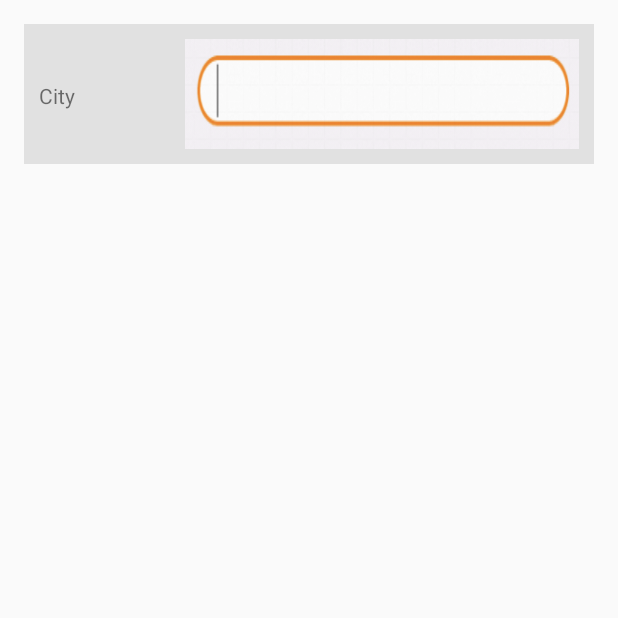
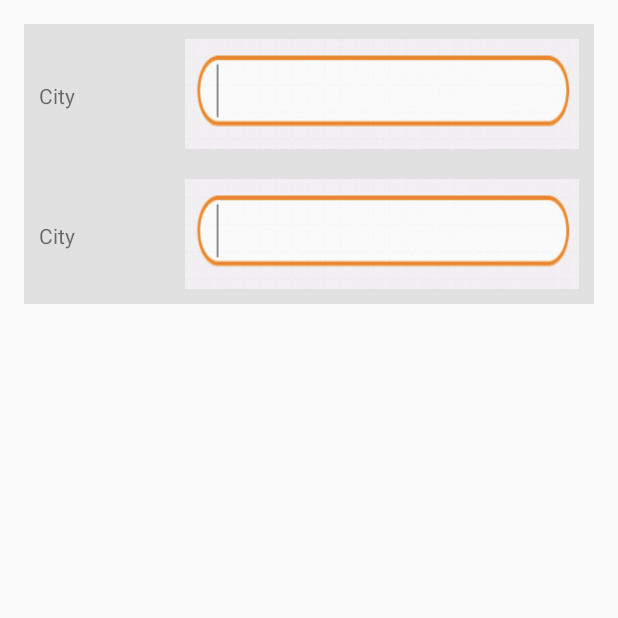
Before and after one commit to SorSafe/RealRunner, an Android app: the Google screen opened directly, with no data from a screen before it, on a phone screen of 412 x 824 dp, the top half of it. Run offline under Robolectric (Android 15) with nearby library versions, the light colour scheme and no system bars.

Commit message:
edit main activity & profile

```diff
--- a/app/src/main/java/com/example/acerth/realrunner/Tab_Profile.java
+++ b/app/src/main/java/com/example/acerth/realrunner/Tab_Profile.java
@@ -86,7 +86,6 @@ public class Tab_Profile extends AppCompatActivity {
     }
 
     public void onActivityResult(int requestCode, int resultCode, Intent data) {
-
         super.onActivityResult(requestCode, resultCode, data);
         if (requestCode == SELECT_IMAGE) {
             if (resultCode == this.RESULT_OK) {
--- a/app/src/main/res/layout/activity_google.xml
+++ b/app/src/main/res/layout/activity_google.xml
@@ -10,6 +10,30 @@
         android:layout_width="fill_parent"
         android:layout_height="wrap_content"
         android:orientation="horizontal"
+        android:id="@+id/area1"
+        android:padding="10dp"
+        android:background="#E1E1E1"
+        android:weightSum="1">
+
+        <TextView
+            android:layout_width="0dp"
+            android:layout_height="wrap_content"
+            android:layout_weight=".25"
+            android:text="City"/>
+
+        <EditText
+            android:layout_width="0dp"
+            android:layout_height="wrap_content"
+            android:layout_marginLeft="10dp"
+            android:background="@drawable/rounded_edittext"
+            android:layout_weight=".75"/>
+    </LinearLayout>
+    <LinearLayout
+        android:layout_width="fill_parent"
+        android:layout_height="wrap_content"
+        android:orientation="horizontal"
+        android:id="@+id/area2"
+        android:layout_below="@+id/area1"
         android:padding="10dp"
         android:background="#E1E1E1"
         android:weightSum="1">
```
Also changed, not shown: app/src/main/AndroidManifest.xml (+5 -8 lines), app/src/main/java/com/example/acerth/realrunner/Facebook.java (deleted, +0 -37 lines), app/src/main/java/com/example/acerth/realrunner/MainActivity.java (+1 -10 lines), app/src/main/res/layout/activity_facebook.xml (deleted, +0 -15 lines), app/src/main/res/layout/activity_main.xml (+9 -21 lines), app/src/main/res/menu/menu_facebook.xml (deleted, +0 -7 lines).
